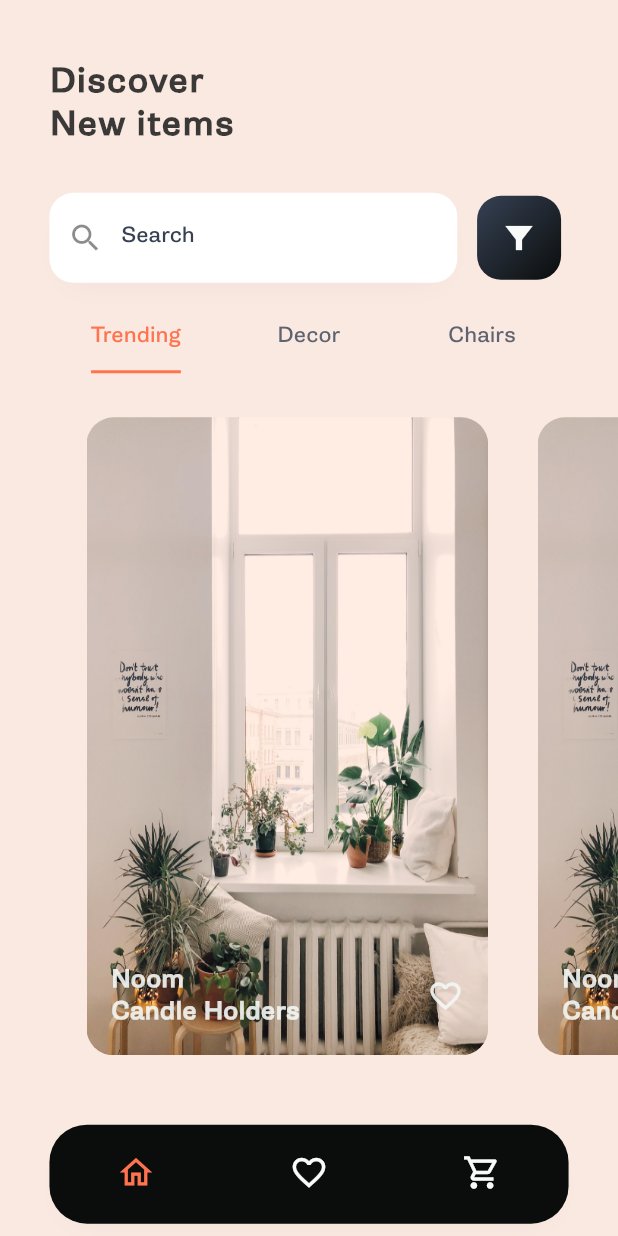
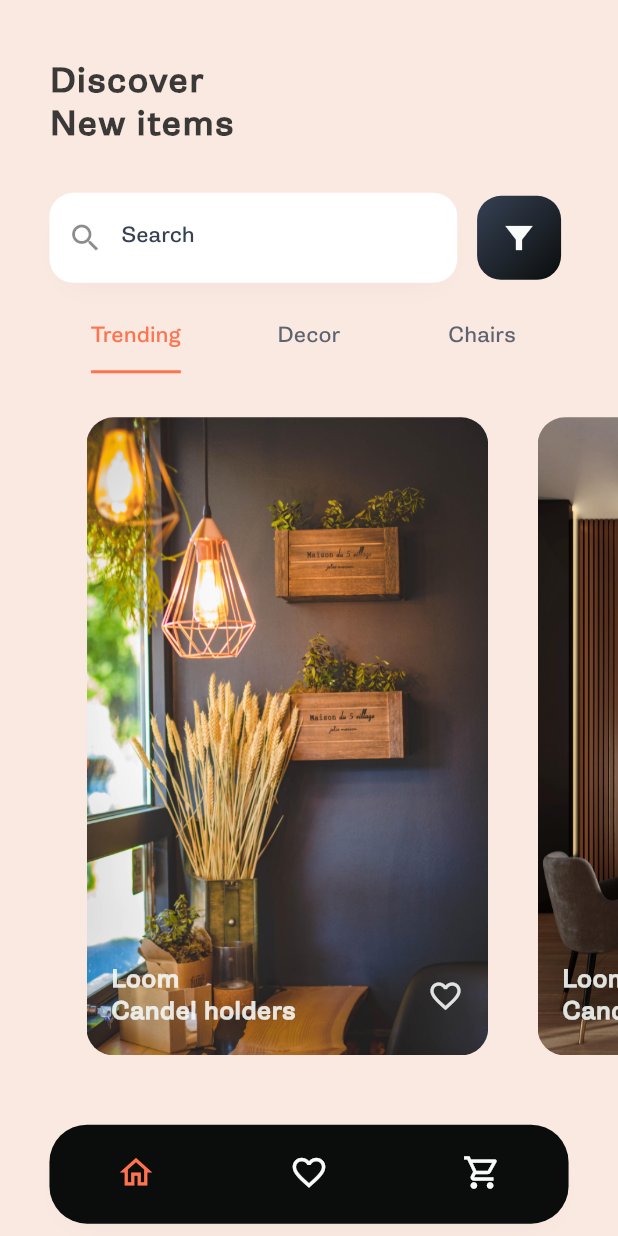
Before and after one commit to lintdeveloper/mobile_test, a Flutter app: the screen it shows after launch, on a phone screen of 412 x 824 dp. Run offline on Flutter 3.47's test engine with Material 2 defaults, Android fonts, the phone set to English and light mode, and no system bars; our stand-ins replace cached_network_image, equatable, flutter_screenutil, flutter_secure_storage; project files that could hold a hidden picture were left out.

Commit message:
trending products view added

```diff
--- a/lib/providers.dart
+++ b/lib/providers.dart
@@ -1,4 +1,5 @@
 
+import 'package:mobile_test/src/view_models/store_view_model/store_view_model.dart';
 import 'package:provider/single_child_widget.dart';
 import 'package:provider/provider.dart';
 
@@ -6,6 +7,7 @@ import 'src/view_models/view_models.dart';
 
 List<SingleChildWidget> getProviders() {
   return [
+    ListenableProvider<StoreViewModel>(create: (_) => StoreViewModel()),
     ChangeNotifierProvider(create: (context) => CacheViewModel()),
   ];
 }
--- a/lib/src/core/models/product_model.dart
+++ b/lib/src/core/models/product_model.dart
@@ -4,12 +4,13 @@ class Product extends Equatable {
   Product({required this.name, required this.subName,
     required this.description, this.isLike = false,
     required this.price, required this.quantity,
-    required this.images});
+    required this.images, required this.mainImage});
 
   final String name;
   final String subName;
   final String description;
   final bool? isLike;
+  final String mainImage;
   final List images;
   final String price;
   final String quantity;
--- /dev/null
+++ b/lib/src/view_models/store_view_model/base_store_view_model.dart
@@ -0,0 +1,3 @@
+abstract class IStoreViewModel {
+  void dispose();
+}
--- /dev/null
+++ b/lib/src/view_models/store_view_model/store_view_model.dart
@@ -0,0 +1,28 @@
+import 'dart:async';
+
+import 'package:flutter/material.dart';
+import 'package:mobile_test/src/core/models/models.dart';
+import 'package:mobile_test/src/core/services/mock_db_service.dart';
+import 'base_store_view_model.dart';
+
+class StoreViewModel extends IStoreViewModel with ChangeNotifier {
+  StreamController<List<Product>> _trendingStreamController = StreamController<List<Product>>();
+  Stream<List<Product>>? get getAllTrendingForSale => _trendingStreamController.stream;
+
+  StoreViewModel() {
+    _trendingStreamController.add(<Product>[]);
+    _initTrending();
+  }
+
+  void _initTrending() {
+    MockDBService().getProductsTrending().listen((List<Product> products) {
+      _trendingStreamController.add(products);
+    });
+  }
+
+  @override
+  void dispose() {
+    _trendingStreamController.close();
+    super.dispose();
+  }
+}
--- a/lib/src/views/dashboard/home/trending_view.dart
+++ b/lib/src/views/dashboard/home/trending_view.dart
@@ -1,9 +1,12 @@
 import 'package:cached_network_image/cached_network_image.dart';
 import 'package:flutter/material.dart';
 import 'package:flutter_screenutil/flutter_screenutil.dart';
+import 'package:mobile_test/src/core/models/models.dart';
+import 'package:mobile_test/src/view_models/store_view_model/store_view_model.dart';
 import 'package:mobile_test/utils/colors.dart';
 import 'package:mobile_test/utils/images.dart';
 import 'package:mobile_test/utils/text_style.dart';
+import 'package:provider/provider.dart';
 
 class TrendingView extends StatelessWidget {
   const TrendingView({Key? key}) : super(key: key);
@@ -14,15 +17,25 @@ class TrendingView extends StatelessWidget {
 
     return  Container(
         margin: EdgeInsets.only( left: _size.width * 0.14 ),
-        child: ListView.builder(scrollDirection: Axis.horizontal,
-            itemCount: 3, itemBuilder: (context, index) {
-              return _productCardItem(_size);
-
-        }));
+        child: StreamProvider<List<Product>?>(
+          initialData: [],
+          updateShouldNotify: (List<Product>? last, List<Product>? next) => last?.length == next?.length,
+          catchError: (BuildContext context, error) => <Product>[],
+          create: (_) => Provider.of<StoreViewModel>(context).getAllTrendingForSale,
+          builder: (context, child) {
+              final products = context.watch<List<Product>>();
+              return ListView.builder(scrollDirection: Axis.horizontal,
+                  itemCount: products.length, itemBuilder: (context, index) {
+                    final _product = products[index];
+                    return _productCardItem(_size, product: _product);
+              });
+          },
+        )
+    );
   }
 }
 
-Widget _productCardItem(Size size) {
+Widget _productCardItem(Size size, {required Product product}) {
   final _size = size;
   return Container(
     margin: EdgeInsets.only(right: _size.width * 0.08),
@@ -32,7 +45,7 @@ Widget _productCardItem(Size size) {
           borderRadius: BorderRadius.circular(18), // Image border
           child: SizedBox.fromSize(
             size: Size.fromWidth(_size.width * 0.65), // Image radius
-            child: Image.asset(AppImages.decorThree, fit: BoxFit.fill),
+            child: Image.asset("${product.mainImage}", fit: BoxFit.fill),
           ),
         ),
         Positioned(
@@ -47,9 +60,9 @@ Widget _productCardItem(Size size) {
                 Column(
                   crossAxisAlignment: CrossAxisAlignment.start,
                   children: [
-                    Text("Noom", style: AppTextStyle.textSize16.copyWith(color: AppColors.iceGrey2.withOpacity(0.9),
+                    Text("${product.name}", style: AppTextStyle.textSize16.copyWith(color: AppColors.iceGrey2.withOpacity(0.9),
                         fontWeight: FontWeight.bold)),
-                    Text("Candle Holders", style: AppTextStyle.textSize16.copyWith(color: AppColors.iceGrey2.withOpacity(0.9),
+                    Text("${product.subName}", style: AppTextStyle.textSize16.copyWith(color: AppColors.iceGrey2.withOpacity(0.9),
                         fontWeight: FontWeight.bold))
                   ],
                 ),
```
Also changed, not shown: lib/src/core/services/mock_db_service.dart (+29 -29 lines), assets/images/furn-1.jpg (deleted), assets/images/furni-1.jpg (added).
